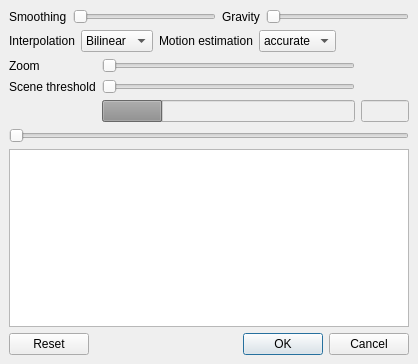
Qt form avidemux_plugins/ADM_videoFilters6/imageStab/qt4/imageStab.ui (mean00/avidemux2) before a commit.
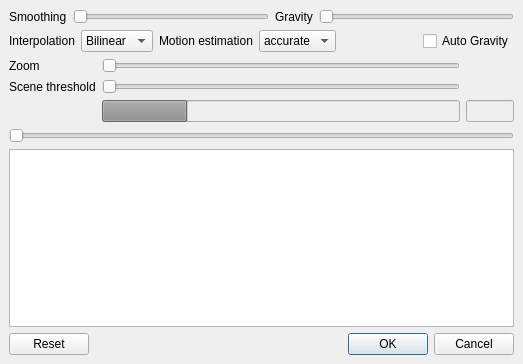
The same form after that commit. Custom widgets are drawn as their Qt base class.

Commit message: [imageStab] auto-gravity option

```diff
--- a/avidemux_plugins/ADM_videoFilters6/imageStab/qt4/imageStab.ui
+++ b/avidemux_plugins/ADM_videoFilters6/imageStab/qt4/imageStab.ui
@@ -6,7 +6,7 @@
    <rect>
     <x>0</x>
     <y>0</y>
-    <width>418</width>
+    <width>523</width>
     <height>364</height>
    </rect>
   </property>
@@ -130,6 +130,13 @@
        </property>
       </spacer>
      </item>
+     <item>
+      <widget class="QCheckBox" name="checkBoxAutoGravity">
+       <property name="text">
+        <string>Auto Gravity</string>
+       </property>
+      </widget>
+     </item>
     </layout>
    </item>
    <item>
```
The commit also changes 6 other files.
